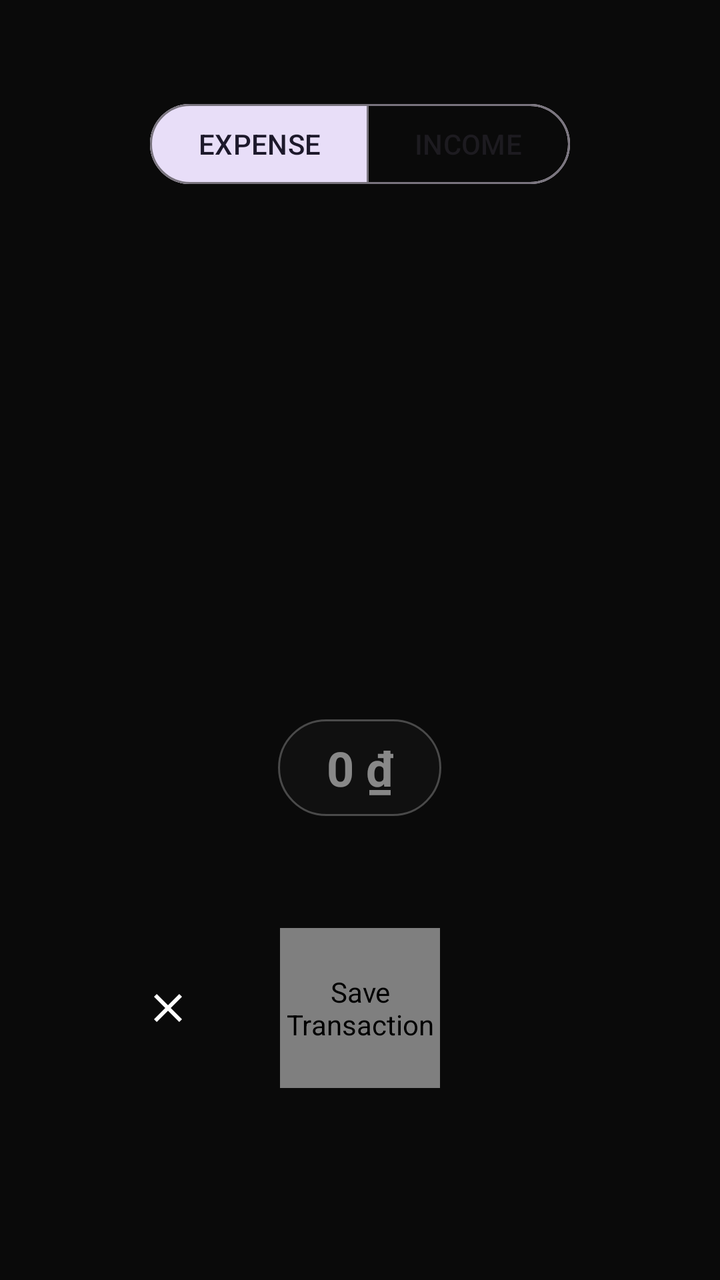
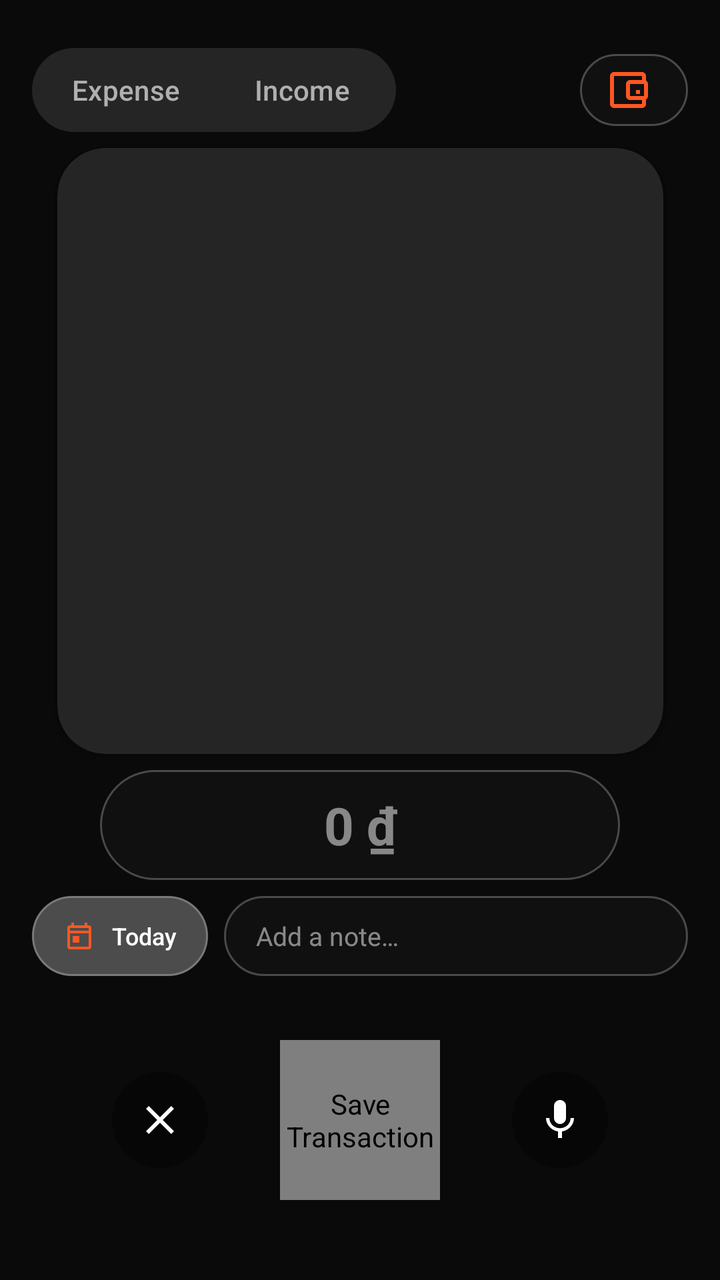

Screens rendered from an Android XML layout before and after an edit, with the pre-edit source and the edit as a unified diff.
<!-- AndroidManifest.xml: application theme Theme.ExpenseTrackerApp -->
<!-- res/layout/fragment_transaction_form.xml -->
<?xml version="1.0" encoding="utf-8"?>
<androidx.constraintlayout.widget.ConstraintLayout xmlns:android="http://schemas.android.com/apk/res/android"
    xmlns:app="http://schemas.android.com/apk/res-auto"
    android:id="@+id/root_transaction_form"
    android:layout_width="match_parent"
    android:layout_height="match_parent"
    android:background="@color/background_dark"
    android:clickable="true"
    android:focusable="true">

    
    <androidx.cardview.widget.CardView
        android:id="@+id/card_image_container"
        android:layout_width="0dp"
        android:layout_height="0dp"
        app:cardCornerRadius="@dimen/radius_xl"
        app:cardElevation="0dp"
        app:cardBackgroundColor="@android:color/transparent"
        app:layout_constraintBottom_toBottomOf="parent"
        app:layout_constraintDimensionRatio="1:1"
        app:layout_constraintEnd_toEndOf="parent"
        app:layout_constraintHorizontal_bias="0.0"
        app:layout_constraintStart_toStartOf="parent"
        app:layout_constraintTop_toTopOf="parent"
        app:layout_constraintVertical_bias="0.35">

        <ImageView
            android:id="@+id/iv_captured_image"
            android:layout_width="match_parent"
            android:layout_height="match_parent"
            android:scaleType="centerCrop"
            android:contentDescription="Captured Receipt" />

    </androidx.cardview.widget.CardView>

    
    <com.google.android.material.button.MaterialButtonToggleGroup
        android:id="@+id/toggle_transaction_type"
        android:layout_width="wrap_content"
        android:layout_height="wrap_content"
        android:layout_marginTop="@dimen/spacing_xxl"
        app:singleSelection="true"
        app:checkedButton="@+id/btn_type_expense"
        app:layout_constraintTop_toTopOf="parent"
        app:layout_constraintStart_toStartOf="parent"
        app:layout_constraintEnd_toEndOf="parent">

        <com.google.android.material.button.MaterialButton
            android:id="@+id/btn_type_expense"
            android:layout_width="wrap_content"
            android:layout_height="wrap_content"
            android:text="EXPENSE"
            style="?attr/materialButtonOutlinedStyle"/>

        <com.google.android.material.button.MaterialButton
            android:id="@+id/btn_type_income"
            android:layout_width="wrap_content"
            android:layout_height="wrap_content"
            android:text="INCOME"
            style="?attr/materialButtonOutlinedStyle"/>
    </com.google.android.material.button.MaterialButtonToggleGroup>

    
    <LinearLayout
        android:id="@+id/ll_form_inputs"
        android:layout_width="0dp"
        android:layout_height="wrap_content"
        android:orientation="vertical"
        android:gravity="center_horizontal"
        android:layout_marginBottom="@dimen/spacing_m"
        android:paddingHorizontal="@dimen/spacing_m"
        app:layout_constraintBottom_toTopOf="@id/ll_post_capture_actions"
        app:layout_constraintStart_toStartOf="parent"
        app:layout_constraintEnd_toEndOf="parent">

        
        <EditText
            android:id="@+id/et_amount"
            android:layout_width="wrap_content"
            android:layout_height="wrap_content"
            android:hint="0 ₫"
            android:textColorHint="@color/text_hint"
            android:textColor="@color/white"
            android:textSize="@dimen/text_size_headline"
            android:textStyle="bold"
            android:gravity="center"
            android:inputType="numberDecimal"
            android:maxLines="1"
            android:singleLine="true"
            android:imeOptions="actionDone"
            android:background="@drawable/bg_glass_pill"
            android:paddingVertical="@dimen/spacing_s"
            android:paddingHorizontal="@dimen/spacing_l" />

        
        <EditText
            android:id="@+id/et_note"
            android:layout_width="wrap_content"
            android:minWidth="160dp"
            android:layout_height="wrap_content"
            android:layout_marginTop="@dimen/spacing_s"
            android:hint="@string/hint_note"
            android:textColorHint="@color/text_hint"
            android:textColor="@color/white"
            android:textSize="@dimen/text_size_body_small"
            android:gravity="center"
            android:inputType="textCapSentences"
            android:maxLines="2"
            android:imeOptions="actionDone"
            android:background="@drawable/bg_glass_pill"
            android:paddingVertical="@dimen/spacing_xs"
            android:paddingHorizontal="@dimen/spacing_m"
            android:visibility="gone" />

        
        <com.google.android.material.button.MaterialButton
            android:id="@+id/btn_date"
            android:layout_width="wrap_content"
            android:layout_height="@dimen/button_height_compact"
            android:layout_marginTop="@dimen/spacing_s"
            android:text="@string/label_today"
            android:textSize="@dimen/text_size_caption"
            android:textColor="@color/white"
            app:icon="@drawable/ic_calendar"
            app:iconSize="@dimen/icon_size_s"
            app:iconTint="@color/white"
            app:iconGravity="textStart"
            android:backgroundTint="@color/surface_glass"
            app:strokeColor="@color/surface_glass_stroke"
            app:strokeWidth="1dp"
            app:cornerRadius="@dimen/radius_pill"
            android:paddingHorizontal="@dimen/spacing_m"
            android:paddingVertical="0dp"
            android:insetTop="0dp"
            android:insetBottom="0dp"
            android:visibility="gone" />

        
        <HorizontalScrollView
            android:id="@+id/sv_categories"
            android:layout_width="match_parent"
            android:layout_height="wrap_content"
            android:scrollbars="none"
            android:layout_marginTop="@dimen/spacing_s">

            <com.google.android.material.chip.ChipGroup
                android:id="@+id/chip_group_categories"
                android:layout_width="wrap_content"
                android:layout_height="wrap_content"
                app:singleLine="true"
                app:singleSelection="true"
                app:selectionRequired="true" />
        </HorizontalScrollView>

    </LinearLayout>

    
    <LinearLayout
        android:id="@+id/ll_post_capture_actions"
        android:layout_width="0dp"
        android:layout_height="wrap_content"
        android:orientation="horizontal"
        android:gravity="center"
        android:padding="@dimen/spacing_xl"
        android:layout_marginBottom="64dp"
        app:layout_constraintBottom_toBottomOf="parent"
        app:layout_constraintStart_toStartOf="parent"
        app:layout_constraintEnd_toEndOf="parent"
        app:layout_constraintHorizontal_bias="0.0">

        <ImageButton
            android:id="@+id/btn_retake"
            android:layout_width="@dimen/button_height_standard"
            android:layout_height="@dimen/button_height_standard"
            android:layout_marginEnd="@dimen/spacing_xl"
            android:background="?attr/selectableItemBackgroundBorderless"
            android:src="@drawable/ic_close"
            android:contentDescription="Cancel"
            app:tint="@color/white" />

        
        <com.example.expensetracker.ui.widget.CaptureButtonView
            android:id="@+id/btn_save"
            android:layout_width="80dp"
            android:layout_height="80dp"
            android:contentDescription="Save Transaction" />

        <View
            android:layout_width="@dimen/button_height_standard"
            android:layout_height="@dimen/button_height_standard"
            android:layout_marginStart="@dimen/spacing_xl"
            android:visibility="invisible" />
    </LinearLayout>

</androidx.constraintlayout.widget.ConstraintLayout>
<!-- resources referenced by this layout -->
<resources>
  <color name="background_dark">#0A0A0A</color>
  <color name="surface_glass">#25FFFFFF</color>
  <color name="surface_glass_stroke">#40FFFFFF</color>
  <color name="text_hint">#80FFFFFF</color>
  <color name="white">#FFFFFF</color>
  <dimen name="button_height_compact">32dp</dimen>
  <dimen name="button_height_standard">48dp</dimen>
  <dimen name="icon_size_s">18dp</dimen>
  <dimen name="radius_pill">999dp</dimen>
  <dimen name="radius_xl">24dp</dimen>
  <dimen name="spacing_l">24dp</dimen>
  <dimen name="spacing_m">16dp</dimen>
  <dimen name="spacing_s">8dp</dimen>
  <dimen name="spacing_xl">32dp</dimen>
  <dimen name="spacing_xs">4dp</dimen>
  <dimen name="spacing_xxl">48dp</dimen>
  <dimen name="text_size_body_small">14sp</dimen>
  <dimen name="text_size_caption">12sp</dimen>
  <dimen name="text_size_headline">24sp</dimen>
  <!-- drawable bg_glass_pill (drawable) -->
  <?xml version="1.0" encoding="utf-8"?>
  <shape xmlns:android="http://schemas.android.com/apk/res/android"
      android:shape="rectangle">
      <solid android:color="#99141414" />
      <stroke android:width="1dp" android:color="@color/surface_glass_stroke" />
      <corners android:radius="@dimen/radius_pill" />
  </shape>
  <string name="hint_note">Add a note…</string>
  <string name="label_today">Today</string>
  <color name="colorPrimary">#FF5722</color>
  <color name="colorPrimaryDark">#E64A19</color>
  <color name="colorAccent">#FF5722</color>
  <!-- unchanged entries left out for length: 3 -->
</resources>

<!-- the commit's change to res/layout/fragment_transaction_form.xml (unified diff, before → after) -->
@@ -9,149 +9,193 @@
     android:focusable="true">
 
     
+    <LinearLayout
+        android:id="@+id/ll_form_top_bar"
+        android:layout_width="0dp"
+        android:layout_height="wrap_content"
+        android:layout_marginTop="@dimen/spacing_l"
+        android:gravity="center_vertical"
+        android:orientation="horizontal"
+        android:paddingHorizontal="@dimen/spacing_m"
+        app:layout_constraintEnd_toEndOf="parent"
+        app:layout_constraintStart_toStartOf="parent"
+        app:layout_constraintTop_toTopOf="parent">
+
+        <LinearLayout
+            android:layout_width="wrap_content"
+            android:layout_height="wrap_content"
+            android:background="@drawable/bg_segment_track"
+            android:orientation="horizontal"
+            android:padding="3dp">
+
+            <com.google.android.material.button.MaterialButton
+                android:id="@+id/btn_type_expense"
+                style="@style/Widget.ExpenseTracker.SegmentButton"
+                android:layout_width="wrap_content"
+                android:layout_height="36dp"
+                android:layout_weight="0"
+                android:minWidth="88dp"
+                android:minHeight="36dp"
+                android:paddingHorizontal="14dp"
+                android:text="@string/type_expense_label" />
+
+            <com.google.android.material.button.MaterialButton
+                android:id="@+id/btn_type_income"
+                style="@style/Widget.ExpenseTracker.SegmentButton"
+                android:layout_width="wrap_content"
+                android:layout_height="36dp"
+                android:layout_weight="0"
+                android:minWidth="88dp"
+                android:minHeight="36dp"
+                android:paddingHorizontal="14dp"
+                android:text="@string/type_income_label" />
+        </LinearLayout>
+
+        <View
+            android:layout_width="0dp"
+            android:layout_height="1dp"
+            android:layout_weight="1" />
+
+        <TextView
+            android:id="@+id/tv_form_wallet_selector"
+            android:layout_width="wrap_content"
+            android:layout_height="36dp"
+            android:background="@drawable/bg_glass_pill"
+            android:clickable="true"
+            android:drawablePadding="6dp"
+            android:ellipsize="end"
+            android:focusable="true"
+            android:gravity="center_vertical"
+            android:maxWidth="148dp"
+            android:paddingHorizontal="12dp"
+            android:singleLine="true"
+            android:textColor="@color/white"
+            android:textSize="12sp"
+            android:textStyle="bold"
+            app:drawableStartCompat="@drawable/ic_wallet"
+            app:drawableTint="@color/expense_orange" />
+    </LinearLayout>
+
+    
     <androidx.cardview.widget.CardView
         android:id="@+id/card_image_container"
         android:layout_width="0dp"
         android:layout_height="0dp"
+        android:layout_marginHorizontal="@dimen/spacing_m"
+        android:layout_marginVertical="@dimen/spacing_s"
+        app:cardBackgroundColor="@color/card_dark"
         app:cardCornerRadius="@dimen/radius_xl"
-        app:cardElevation="0dp"
-        app:cardBackgroundColor="@android:color/transparent"
-        app:layout_constraintBottom_toBottomOf="parent"
+        app:cardElevation="4dp"
+        app:layout_constrainedHeight="true"
+        app:layout_constrainedWidth="true"
+        app:layout_constraintBottom_toTopOf="@id/ll_form_inputs"
         app:layout_constraintDimensionRatio="1:1"
         app:layout_constraintEnd_toEndOf="parent"
-        app:layout_constraintHorizontal_bias="0.0"
         app:layout_constraintStart_toStartOf="parent"
-        app:layout_constraintTop_toTopOf="parent"
-        app:layout_constraintVertical_bias="0.35">
+        app:layout_constraintTop_toBottomOf="@id/ll_form_top_bar"
+        app:layout_constraintVertical_bias="0.5">
 
         <ImageView
             android:id="@+id/iv_captured_image"
             android:layout_width="match_parent"
             android:layout_height="match_parent"
-            android:scaleType="centerCrop"
-            android:contentDescription="Captured Receipt" />
-
+            android:contentDescription="Captured Receipt"
+            android:scaleType="centerCrop" />
     </androidx.cardview.widget.CardView>
-
-    
-    <com.google.android.material.button.MaterialButtonToggleGroup
-        android:id="@+id/toggle_transaction_type"
-        android:layout_width="wrap_content"
-        android:layout_height="wrap_content"
-        android:layout_marginTop="@dimen/spacing_xxl"
-        app:singleSelection="true"
-        app:checkedButton="@+id/btn_type_expense"
-        app:layout_constraintTop_toTopOf="parent"
-        app:layout_constraintStart_toStartOf="parent"
-        app:layout_constraintEnd_toEndOf="parent">
-
-        <com.google.android.material.button.MaterialButton
-            android:id="@+id/btn_type_expense"
-            android:layout_width="wrap_content"
-            android:layout_height="wrap_content"
-            android:text="EXPENSE"
-            style="?attr/materialButtonOutlinedStyle"/>
-
-        <com.google.android.material.button.MaterialButton
-            android:id="@+id/btn_type_income"
-            android:layout_width="wrap_content"
-            android:layout_height="wrap_content"
-            android:text="INCOME"
-            style="?attr/materialButtonOutlinedStyle"/>
-    </com.google.android.material.button.MaterialButtonToggleGroup>
 
     
     <LinearLayout
         android:id="@+id/ll_form_inputs"
         android:layout_width="0dp"
         android:layout_height="wrap_content"
+        android:layout_marginBottom="@dimen/spacing_s"
         android:orientation="vertical"
-        android:gravity="center_horizontal"
-        android:layout_marginBottom="@dimen/spacing_m"
         android:paddingHorizontal="@dimen/spacing_m"
         app:layout_constraintBottom_toTopOf="@id/ll_post_capture_actions"
+        app:layout_constraintEnd_toEndOf="parent"
         app:layout_constraintStart_toStartOf="parent"
-        app:layout_constraintEnd_toEndOf="parent">
-
-        
+        app:layout_goneMarginBottom="@dimen/spacing_s">
+
         <EditText
             android:id="@+id/et_amount"
-            android:layout_width="wrap_content"
-            android:layout_height="wrap_content"
+            android:layout_width="260dp"
+            android:layout_height="wrap_content"
+            android:layout_gravity="center_horizontal"
+            android:layout_marginBottom="@dimen/spacing_s"
+            android:background="@drawable/bg_glass_pill"
+            android:gravity="center"
             android:hint="0 ₫"
-            android:textColorHint="@color/text_hint"
-            android:textColor="@color/white"
-            android:textSize="@dimen/text_size_headline"
-            android:textStyle="bold"
-            android:gravity="center"
+            android:imeOptions="actionDone"
             android:inputType="numberDecimal"
             android:maxLines="1"
+            android:paddingHorizontal="24dp"
+            android:paddingVertical="10dp"
             android:singleLine="true"
-            android:imeOptions="actionDone"
-            android:background="@drawable/bg_glass_pill"
-            android:paddingVertical="@dimen/spacing_s"
-            android:paddingHorizontal="@dimen/spacing_l" />
-
-        
-        <EditText
-            android:id="@+id/et_note"
-            android:layout_width="wrap_content"
-            android:minWidth="160dp"
-            android:layout_height="wrap_content"
-            android:layout_marginTop="@dimen/spacing_s"
-            android:hint="@string/hint_note"
+            android:textColor="@color/white"
             android:textColorHint="@color/text_hint"
-            android:textColor="@color/white"
-            android:textSize="@dimen/text_size_body_small"
-            android:gravity="center"
-            android:inputType="textCapSentences"
-            android:maxLines="2"
-            android:imeOptions="actionDone"
-            android:background="@drawable/bg_glass_pill"
-            android:paddingVertical="@dimen/spacing_xs"
-            android:paddingHorizontal="@dimen/spacing_m"
-            android:visibility="gone" />
-
-        
-        <com.google.android.material.button.MaterialButton
-            android:id="@+id/btn_date"
-            android:layout_width="wrap_content"
-            android:layout_height="@dimen/button_height_compact"
-            android:layout_marginTop="@dimen/spacing_s"
-            android:text="@string/label_today"
-            android:textSize="@dimen/text_size_caption"
-            android:textColor="@color/white"
-            app:icon="@drawable/ic_calendar"
-            app:iconSize="@dimen/icon_size_s"
-            app:iconTint="@color/white"
-            app:iconGravity="textStart"
-            android:backgroundTint="@color/surface_glass"
-            app:strokeColor="@color/surface_glass_stroke"
-            app:strokeWidth="1dp"
-            app:cornerRadius="@dimen/radius_pill"
-            android:paddingHorizontal="@dimen/spacing_m"
-            android:paddingVertical="0dp"
-            android:insetTop="0dp"
-            android:insetBottom="0dp"
-            android:visibility="gone" />
-
-        
+            android:textSize="26sp"
+            android:textStyle="bold" />
+
+        <LinearLayout
+            android:layout_width="match_parent"
+            android:layout_height="wrap_content"
+            android:gravity="center_vertical"
+            android:orientation="horizontal">
+
+            <com.google.android.material.button.MaterialButton
+                android:id="@+id/btn_date"
+                android:layout_width="wrap_content"
+                android:layout_height="40dp"
+                android:backgroundTint="@color/surface_glass"
+                android:insetTop="0dp"
+                android:insetBottom="0dp"
+                android:paddingHorizontal="12dp"
+                android:paddingVertical="0dp"
+                android:text="@string/label_today"
+                android:textColor="@color/white"
+                android:textSize="12sp"
+                app:cornerRadius="@dimen/radius_pill"
+                app:icon="@drawable/ic_calendar"
+                app:iconGravity="textStart"
+                app:iconSize="16dp"
+                app:iconTint="@color/expense_orange"
+                app:strokeColor="@color/surface_glass_stroke"
+                app:strokeWidth="1dp" />
+
+            <EditText
+                android:id="@+id/et_note"
+                android:layout_width="0dp"
+                android:layout_height="40dp"
+                android:layout_marginStart="@dimen/spacing_s"
+                android:layout_weight="1"
+                android:background="@drawable/bg_glass_pill"
+                android:gravity="center_vertical|start"
+                android:hint="@string/hint_note"
+                android:imeOptions="actionDone"
+                android:inputType="textCapSentences"
+                android:maxLines="1"
+                android:paddingHorizontal="16dp"
+                android:singleLine="true"
+                android:textColor="@color/white"
+                android:textColorHint="@color/text_hint"
+                android:textSize="13sp" />
+        </LinearLayout>
+
         <HorizontalScrollView
             android:id="@+id/sv_categories"
             android:layout_width="match_parent"
             android:layout_height="wrap_content"
-            android:scrollbars="none"
-            android:layout_marginTop="@dimen/spacing_s">
+            android:layout_marginTop="@dimen/spacing_s"
+            android:scrollbars="none">
 
             <com.google.android.material.chip.ChipGroup
                 android:id="@+id/chip_group_categories"
                 android:layout_width="wrap_content"
                 android:layout_height="wrap_content"
+                app:selectionRequired="true"
                 app:singleLine="true"
-                app:singleSelection="true"
-                app:selectionRequired="true" />
+                app:singleSelection="true" />
         </HorizontalScrollView>
-
     </LinearLayout>
 
     
@@ -159,37 +203,39 @@
         android:id="@+id/ll_post_capture_actions"
         android:layout_width="0dp"
         android:layout_height="wrap_content"
+        android:layout_marginBottom="24dp"
+        android:gravity="center"
         android:orientation="horizontal"
-        android:gravity="center"
-        android:padding="@dimen/spacing_xl"
-        android:layout_marginBottom="64dp"
+        android:paddingVertical="@dimen/spacing_m"
         app:layout_constraintBottom_toBottomOf="parent"
-        app:layout_constraintStart_toStartOf="parent"
-        app:layout_constraintEnd_toEndOf="parent"
-        app:layout_constraintHorizontal_bias="0.0">
+        app:layout_constraintEnd_toEndOf="parent"
+        app:layout_constraintStart_toStartOf="parent">
 
         <ImageButton
             android:id="@+id/btn_retake"
             android:layout_width="@dimen/button_height_standard"
             android:layout_height="@dimen/button_height_standard"
-            android:layout_marginEnd="@dimen/spacing_xl"
-            android:background="?attr/selectableItemBackgroundBorderless"
+            android:layout_marginEnd="36dp"
+            android:background="@drawable/bg_circle_translucent"
+            android:contentDescription="Cancel"
             android:src="@drawable/ic_close"
-            android:contentDescription="Cancel"
             app:tint="@color/white" />
 
-        
         <com.example.expensetracker.ui.widget.CaptureButtonView
             android:id="@+id/btn_save"
             android:layout_width="80dp"
             android:layout_height="80dp"
             android:contentDescription="Save Transaction" />
 
-        <View
+        <ImageButton
+            android:id="@+id/btn_form_voice"
             android:layout_width="@dimen/button_height_standard"
             android:layout_height="@dimen/button_height_standard"
-            android:layout_marginStart="@dimen/spacing_xl"
-            android:visibility="invisible" />
+            android:layout_marginStart="36dp"
+            android:background="@drawable/bg_circle_translucent"
+            android:contentDescription="@string/voice_prompt_hint"
+            android:src="@drawable/ic_mic"
+            app:tint="@color/white" />
     </LinearLayout>
 
 </androidx.constraintlayout.widget.ConstraintLayout>
<!-- resource entries referenced after the edit -->
@@ -1,24 +1,29 @@
 <!-- resources referenced by this layout -->
 <resources>
   <color name="background_dark">#0A0A0A</color>
+  <color name="card_dark">#252525</color>
+  <color name="expense_orange">#FF5722</color>
   <color name="surface_glass">#25FFFFFF</color>
   <color name="surface_glass_stroke">#40FFFFFF</color>
   <color name="text_hint">#80FFFFFF</color>
   <color name="white">#FFFFFF</color>
-  <dimen name="button_height_compact">32dp</dimen>
   <dimen name="button_height_standard">48dp</dimen>
-  <dimen name="icon_size_s">18dp</dimen>
   <dimen name="radius_pill">999dp</dimen>
   <dimen name="radius_xl">24dp</dimen>
   <dimen name="spacing_l">24dp</dimen>
   <dimen name="spacing_m">16dp</dimen>
   <dimen name="spacing_s">8dp</dimen>
-  <dimen name="spacing_xl">32dp</dimen>
-  <dimen name="spacing_xs">4dp</dimen>
-  <dimen name="spacing_xxl">48dp</dimen>
+  <!-- drawable bg_circle_translucent (drawable) -->
+  <?xml version="1.0" encoding="utf-8"?>
+  <ripple xmlns:android="http://schemas.android.com/apk/res/android"
+      android:color="#33FFFFFF">
+      <item>
+          <shape android:shape="oval">
+              <solid android:color="#66000000" />
+          </shape>
+      </item>
+  </ripple>
   <dimen name="text_size_body_small">14sp</dimen>
-  <dimen name="text_size_caption">12sp</dimen>
-  <dimen name="text_size_headline">24sp</dimen>
   <!-- drawable bg_glass_pill (drawable) -->
   <?xml version="1.0" encoding="utf-8"?>
   <shape xmlns:android="http://schemas.android.com/apk/res/android"
@@ -27,8 +32,55 @@
       <stroke android:width="1dp" android:color="@color/surface_glass_stroke" />
       <corners android:radius="@dimen/radius_pill" />
   </shape>
+  <!-- drawable bg_segment_track (drawable) -->
+  <?xml version="1.0" encoding="utf-8"?>
+  <shape xmlns:android="http://schemas.android.com/apk/res/android"
+      android:shape="rectangle">
+      <solid android:color="@color/card_dark" />
+      <corners android:radius="@dimen/radius_pill" />
+  </shape>
+  <!-- drawable ic_mic (drawable) -->
+  <vector xmlns:android="http://schemas.android.com/apk/res/android"
+      android:width="24dp"
+      android:height="24dp"
+      android:viewportWidth="24"
+      android:viewportHeight="24">
+    <path
+        android:fillColor="#FFFFFF"
+        android:pathData="M12,14c1.66,0 3,-1.34 3,-3V5c0,-1.66 -1.34,-3 -3,-3S9,3.34 9,5v6c0,1.66 1.34,3 3,3zm5.3,-3c0,3 -2.54,5.1 -5.3,5.1S6.7,14 6.7,11H5c0,3.41 2.72,6.23 6,6.72V21h2v-3.28c3.28,-0.48 6,-3.3 6,-6.72h-1.7z"/>
+  </vector>
+  <!-- drawable ic_wallet (drawable) -->
+  <vector xmlns:android="http://schemas.android.com/apk/res/android"
+      android:width="24dp"
+      android:height="24dp"
+      android:viewportWidth="24"
+      android:viewportHeight="24"
+      android:tint="#FFFFFF">
+      <path
+          android:fillColor="@android:color/white"
+          android:pathData="M21,7.28V5c0,-1.1 -0.9,-2 -2,-2H5C3.9,3 3,3.9 3,5v14c0,1.1 0.9,2 2,2h14c1.1,0 2,-0.9 2,-2v-2.28c0.59,-0.35 1,-0.98 1,-1.72V9c0,-0.74 -0.41,-1.37 -1,-1.72zM20,9v6h-7V9h7zM5,19V5h14v2h-6c-1.1,0 -2,0.9 -2,2v6c0,1.1 0.9,2 2,2h6v2H5z" />
+      <path
+          android:fillColor="@android:color/white"
+          android:pathData="M16,12h2v2h-2z" />
+  </vector>
   <string name="hint_note">Add a note…</string>
   <string name="label_today">Today</string>
+  <string name="type_expense_label">Expense</string>
+  <string name="type_income_label">Income</string>
+  <string name="voice_prompt_hint">Say your expense, e.g. Lunch 45k</string>
+  <style name="Widget.ExpenseTracker.SegmentButton" parent="Widget.Material3.Button.TextButton">
+          <item name="android:layout_width">0dp</item>
+          <item name="android:layout_height">48dp</item>
+          <item name="android:layout_weight">1</item>
+          <item name="android:checkable">true</item>
+          <item name="android:insetTop">0dp</item>
+          <item name="android:insetBottom">0dp</item>
+          <item name="android:textSize">@dimen/text_size_body_small</item>
+          <item name="android:textColor">@color/selector_segment_text</item>
+          <item name="backgroundTint">@color/selector_segment_bg</item>
+          <item name="cornerRadius">@dimen/radius_pill</item>
+          <item name="rippleColor">@color/surface_glass</item>
+      </style>
   <color name="colorPrimary">#FF5722</color>
   <color name="colorPrimaryDark">#E64A19</color>
   <color name="colorAccent">#FF5722</color>
